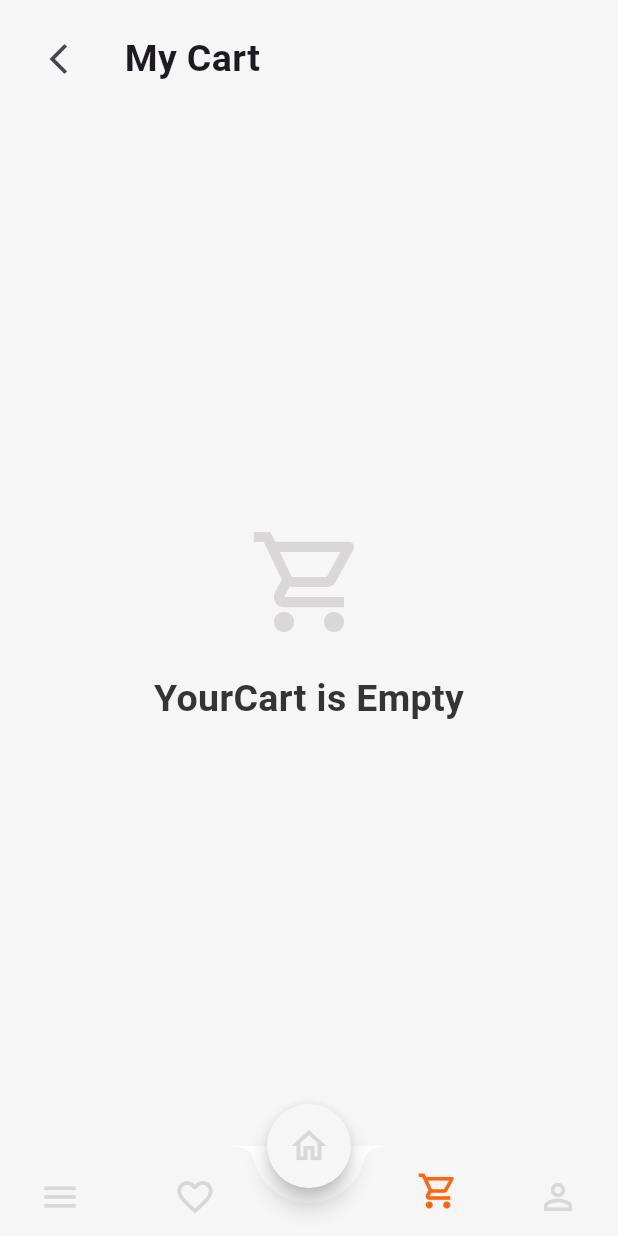
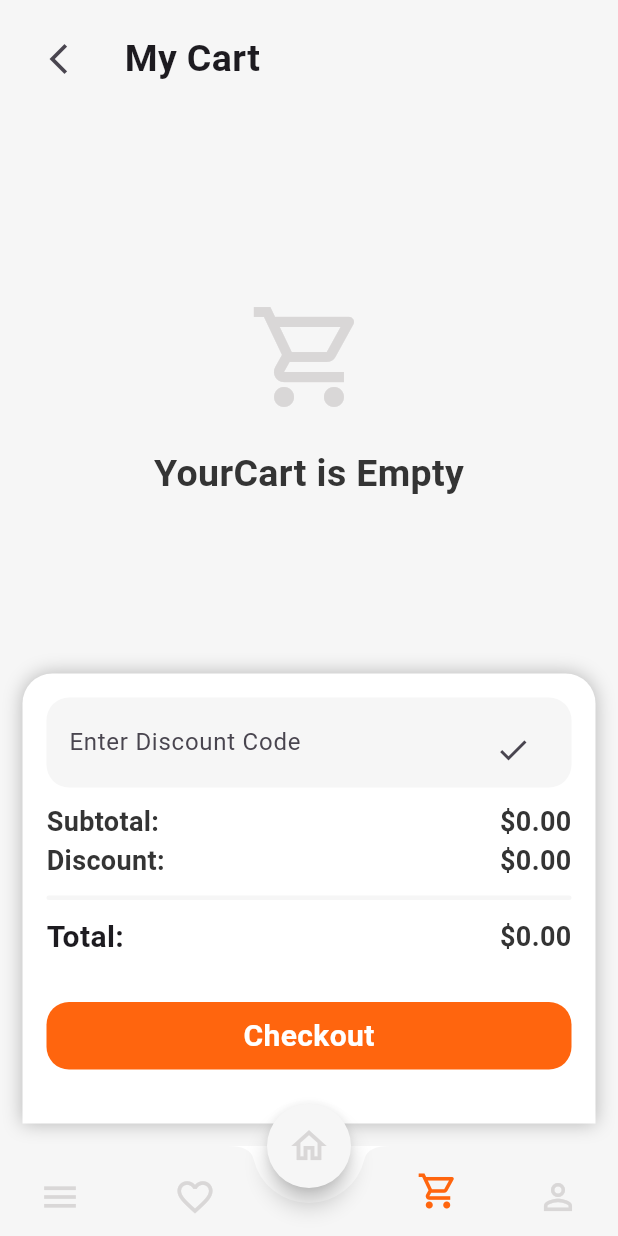
Before and after one commit to IBRHMHMDY/ecommerce_app_provider, a Flutter app: the screen it shows after launch, item 3 of the bottom bar chosen, on a phone screen of 412 x 824 dp. Run offline on Flutter 3.47's test engine with Material 3 defaults, Android fonts, the phone set to English and light mode, and no system bars.

Commit message:
Complete Cart Summary Widget

```diff
--- a/lib/controllers/cart_controller.dart
+++ b/lib/controllers/cart_controller.dart
@@ -6,14 +6,17 @@ class CartController extends ChangeNotifier {
   final List<CartModel> _cart = [];
   List<CartModel> get cart => _cart;
 
-  /// إضافة أو زيادة الكمية لو المنتج موجود
+  double _discount = 0; // قيمة الخصم
+  double get discount => _discount;
+
+  /// Add To Cart Button
   void btnAddToCart(CartModel cartItem) {
     final index = _cart.indexWhere((item) => item.id == cartItem.id);
     if (index != -1) {
-      // المنتج موجود -> نزود الكمية
+      // if Product Exists > Increment Amount
       _cart[index].quantity += cartItem.quantity;
     } else {
-      // المنتج جديد -> نضيفه
+      // if Not Exists > add to Array
       _cart.add(cartItem);
     }
     notifyListeners();
@@ -39,10 +42,22 @@ class CartController extends ChangeNotifier {
 
     notifyListeners();
   }
+  /// Total Cart
+  double get total => _cart.fold(
+        0,
+        (sum, item) => sum + (item.price * item.quantity),
+      );
+  /// total with discount
+  double get finalTotal => total - _discount;
 
-  /// حساب المجموع الكلي
-  double get totalPrice {
-    return _cart.fold(0, (sum, item) => sum + (item.price * item.quantity));
+  void applyCoupon(String code) {
+    /// Ex: Sava10 = Discount 10
+    if (code == "SAVE10") {
+      _discount = 10;
+    } else {
+      _discount = 0;
+    }
+    notifyListeners();
   }
   /// Get Amount per Product
   int getQuantity(int id) {
--- a/lib/views/cart/cart_screen.dart
+++ b/lib/views/cart/cart_screen.dart
@@ -2,6 +2,7 @@ import 'package:ecommerce_app_provider/controllers/cart_controller.dart';
 import 'package:ecommerce_app_provider/core/constants.dart';
 import 'package:ecommerce_app_provider/core/routes.dart';
 import 'package:ecommerce_app_provider/views/cart/widgets/cart_empty.dart';
+import 'package:ecommerce_app_provider/views/cart/widgets/cart_summary.dart';
 import 'package:ecommerce_app_provider/widgets/back_icon_button.dart';
 import 'package:flutter/material.dart';
 
@@ -13,6 +14,8 @@ class CartScreen extends StatefulWidget {
 }
 
 class _CartScreenState extends State<CartScreen> {
+  bool showSummary = false;
+  final TextEditingController couponController = TextEditingController();
   int itemAmount = 1;
   @override
   Widget build(BuildContext context) {
@@ -141,7 +144,8 @@ class _CartScreenState extends State<CartScreen> {
                                             /// --- Quantity Selector ---
                                             IconButton(
                                               onPressed: () {
-                                                if (itemsCart[index].quantity > 1) {
+                                                if (itemsCart[index].quantity >
+                                                    1) {
                                                   provider.minusAmount(
                                                     index,
                                                     itemsCart,
@@ -205,6 +209,7 @@ class _CartScreenState extends State<CartScreen> {
                         },
                       ),
               ),
+              CartSummary(showSummary: showSummary, couponController: couponController),
             ],
           ),
         ),
--- /dev/null
+++ b/lib/views/cart/widgets/cart_summary.dart
@@ -0,0 +1,168 @@
+import 'package:ecommerce_app_provider/controllers/cart_controller.dart';
+import 'package:ecommerce_app_provider/core/constants.dart';
+import 'package:flutter/material.dart';
+import 'package:provider/provider.dart';
+
+class CartSummary extends StatelessWidget {
+  const CartSummary({
+    super.key,
+    required this.showSummary,
+    required this.couponController,
+  });
+
+  final bool showSummary;
+  final TextEditingController couponController;
+
+  @override
+  Widget build(BuildContext context) {
+    return AnimatedPositioned(
+      duration: const Duration(milliseconds: 300),
+      bottom: showSummary ? 0 : -280,
+      left: 0,
+      right: 0,
+      child: Container(
+        padding: const EdgeInsets.all(16),
+        decoration: const BoxDecoration(
+          color: Colors.white,
+          borderRadius: BorderRadius.vertical(top: Radius.circular(20)),
+          boxShadow: [BoxShadow(color: Colors.black26, blurRadius: 10)],
+        ),
+        height: 300,
+        child: Consumer<CartController>(
+          builder: (context, cartController, child) {
+            return Column(
+              crossAxisAlignment: CrossAxisAlignment.start,
+              children: [
+                Container(
+                  height: 60,
+                  width: double.infinity,
+                  padding: EdgeInsets.all(15),
+                  decoration: BoxDecoration(
+                    color: AppColors.accentColor,
+                    borderRadius: BorderRadius.circular(15),
+                  ),
+                  child: TextField(
+                    controller: couponController,
+                    decoration: InputDecoration(
+                      labelText: "Enter Discount Code",
+                      border: InputBorder.none,
+                      suffixIcon: IconButton(
+                        icon: const Icon(Icons.check),
+                        onPressed: () {
+                          context.read<CartController>().applyCoupon(
+                            couponController.text.trim(),
+                          );
+                        },
+                      ),
+                    ),
+                  ),
+                ),
+                const SizedBox(height: 10),
+                Row(
+                  mainAxisAlignment: MainAxisAlignment.spaceBetween,
+                  children: [
+                    const Text(
+                      "Subtotal:",
+                      style: TextStyle(
+                        color: AppColors.textDark,
+                        fontSize: 18,
+                        fontWeight: FontWeight.w700,
+                      ),
+                    ),
+                    Text(
+                      "\$${cartController.total.toStringAsFixed(2)}",
+                      style: TextStyle(
+                        color: AppColors.textDark,
+                        fontSize: 18,
+                        fontWeight: FontWeight.w700,
+                      ),
+                    ),
+                  ],
+                ),
+                Row(
+                  mainAxisAlignment: MainAxisAlignment.spaceBetween,
+                  children: [
+                    const Text(
+                      "Discount:",
+                      style: TextStyle(
+                        color: AppColors.textDark,
+                        fontSize: 18,
+                        fontWeight: FontWeight.w700,
+                      ),
+                    ),
+                    Text(
+                      "\$${cartController.discount.toStringAsFixed(2)}",
+                      style: TextStyle(
+                        color: AppColors.textDark,
+                        fontSize: 18,
+                        fontWeight: FontWeight.w700,
+                      ),
+                    ),
+                  ],
+                ),
+                SizedBox(height: 10),
+                SizedBox(
+                  width: double.infinity,
+                  height: 3,
+                  child: Container(
+                    decoration: BoxDecoration(
+                      color: AppColors.accentColor,
+                      borderRadius: BorderRadius.circular(15),
+                    ),
+                  ),
+                ),
+                SizedBox(height: 10),
+                Row(
+                  mainAxisAlignment: MainAxisAlignment.spaceBetween,
+                  children: [
+                    const Text(
+                      "Total:",
+                      style: TextStyle(
+                        fontWeight: FontWeight.bold,
+                        fontSize: 20,
+                      ),
+                    ),
+                    Text(
+                      "\$${cartController.finalTotal.toStringAsFixed(2)}",
+                      style: TextStyle(
+                        color: AppColors.textDark,
+                        fontSize: 18,
+                        fontWeight: FontWeight.w700,
+                      ),
+                    ),
+                  ],
+                ),
+                const Spacer(),
+                GestureDetector(
+                  onTap: () {},
+                  child: Container(
+                    height: 45,
+                    width: double.infinity,
+                    decoration: BoxDecoration(
+                      color: AppColors.primaryColor,
+                      borderRadius: BorderRadius.horizontal(
+                        right: Radius.circular(15),
+                        left: Radius.circular(15),
+                      ),
+                    ),
+                    child: Center(
+                      child: Text(
+                        "Checkout",
+                        style: TextStyle(
+                          color: Colors.white,
+                          fontSize: 20,
+                          fontWeight: FontWeight.bold
+                        ),
+                      ),
+                    ),
+                  ),
+                ),
+                SizedBox(height: 20,)
+              ],
+            );
+          },
+        ),
+      ),
+    );
+  }
+}
```
